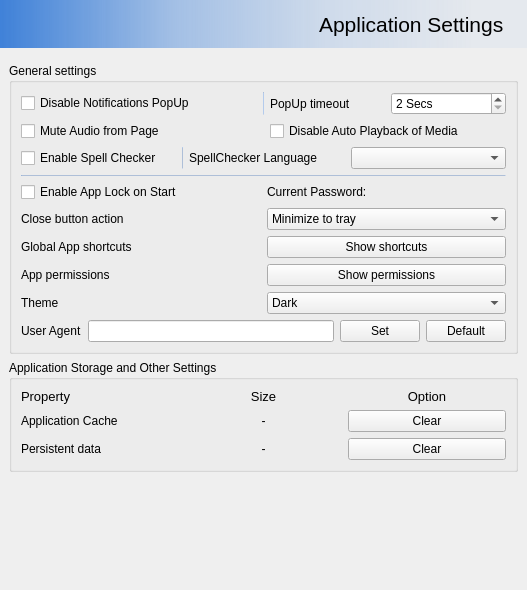
Before: the Qt Designer form src/settingswidget.ui in keshavbhatt/whatsie, drawn with Qt 5.
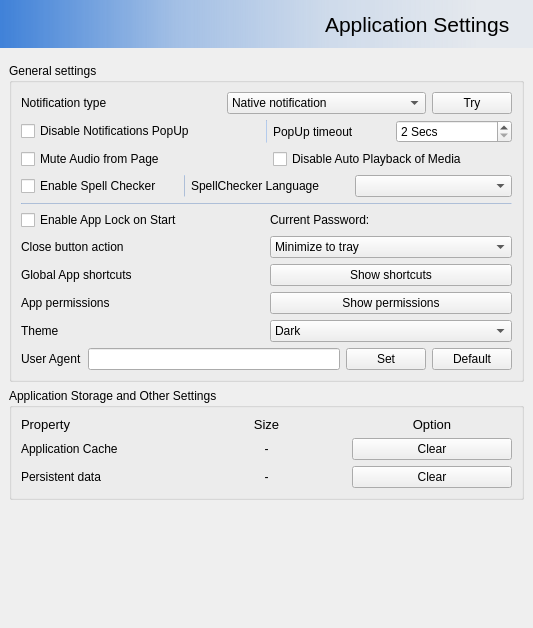
After: the same form once the commit is applied. Icons and pictures are not drawn.

Commit message: added option to change notification type. - added ability to switch b/w native notification and customized notifications

```diff
--- a/src/settingswidget.ui
+++ b/src/settingswidget.ui
@@ -6,8 +6,8 @@
    <rect>
     <x>0</x>
     <y>0</y>
-    <width>527</width>
-    <height>590</height>
+    <width>533</width>
+    <height>628</height>
    </rect>
   </property>
   <property name="windowTitle">
@@ -104,7 +104,7 @@
          <string>General settings</string>
         </property>
         <layout class="QGridLayout" name="gridLayout_4">
-         <item row="0" column="0">
+         <item row="1" column="0">
           <layout class="QGridLayout" name="gridLayout">
            <item row="0" column="1">
             <widget class="Line" name="line_3">
@@ -175,78 +175,7 @@
            </item>
           </layout>
          </item>
-         <item row="1" column="0">
-          <layout class="QHBoxLayout" name="horizontalLayout_5">
-           <item>
-            <widget class="QCheckBox" name="enableSpellCheck">
-             <property name="text">
-              <string>Enable Spell Checker</string>
-             </property>
-            </widget>
-           </item>
-           <item>
-            <widget class="Line" name="line">
-             <property name="minimumSize">
-              <size>
-               <width>1</width>
-               <height>0</height>
-              </size>
-             </property>
-             <property name="maximumSize">
-              <size>
-               <width>1</width>
-               <height>16777215</height>
-              </size>
-             </property>
-             <property name="styleSheet">
-              <string notr="true">background-color: rgba(63, 129, 216, 48);</string>
-             </property>
-             <property name="frameShadow">
-              <enum>QFrame::Raised</enum>
-             </property>
-             <property name="orientation">
-              <enum>Qt::Vertical</enum>
-             </property>
-            </widget>
-           </item>
-           <item>
-            <widget class="QLabel" name="label_8">
-             <property name="text">
-              <string>SpellChecker Language</string>
-             </property>
-            </widget>
-           </item>
-           <item>
-            <widget class="QComboBox" name="dictComboBox"/>
-           </item>
-          </layout>
-         </item>
          <item row="4" column="0">
-          <layout class="QHBoxLayout" name="horizontalLayout">
-           <item>
-            <widget class="QLabel" name="label">
-             <property name="text">
-              <string>Close button action</string>
-             </property>
-            </widget>
-           </item>
-           <item>
-            <widget class="QComboBox" name="closeButtonActionComboBox">
-             <item>
-              <property name="text">
-               <string>Minimize to tray</string>
-              </property>
-             </item>
-             <item>
-              <property name="text">
-               <string>Quit Application</string>
-              </property>
-             </item>
-            </widget>
-           </item>
-          </layout>
-         </item>
-         <item row="3" column="0">
           <layout class="QHBoxLayout" name="horizontalLayout_4">
            <property name="topMargin">
             <number>0</number>
@@ -271,77 +200,19 @@
           </layout>
          </item>
          <item row="5" column="0">
-          <layout class="QHBoxLayout" name="horizontalLayout_6">
+          <layout class="QHBoxLayout" name="horizontalLayout">
            <item>
-            <widget class="QLabel" name="label_9">
+            <widget class="QLabel" name="label">
              <property name="text">
-              <string>Global App shortcuts</string>
+              <string>Close button action</string>
              </property>
             </widget>
            </item>
            <item>
-            <widget class="QPushButton" name="showShortcutsButton">
-             <property name="text">
-              <string>Show shortcuts</string>
-             </property>
-             <property name="icon">
-              <iconset resource="icons.qrc">
-               <normaloff>:/icons/eye-line.png</normaloff>:/icons/eye-line.png</iconset>
-             </property>
-            </widget>
-           </item>
-          </layout>
-         </item>
-         <item row="8" column="0">
-          <layout class="QHBoxLayout" name="horizontalLayout_3">
-           <item>
-            <widget class="QLabel" name="label_4">
-             <property name="text">
-              <string>User Agent</string>
-             </property>
-            </widget>
-           </item>
-           <item>
-            <widget class="QLineEdit" name="userAgentLineEdit"/>
-           </item>
-           <item>
-            <widget class="QPushButton" name="setUserAgent">
-             <property name="text">
-              <string>Set</string>
-             </property>
-             <property name="icon">
-              <iconset resource="icons.qrc">
-               <normaloff>:/icons/categories/utilities.png</normaloff>:/icons/categories/utilities.png</iconset>
-             </property>
-            </widget>
-           </item>
-           <item>
-            <widget class="QPushButton" name="defaultUserAgentButton">
-             <property name="text">
-              <string>Default</string>
-             </property>
-             <property name="icon">
-              <iconset resource="icons.qrc">
-               <normaloff>:/icons/refresh-line.png</normaloff>:/icons/refresh-line.png</iconset>
-             </property>
-            </widget>
-           </item>
-          </layout>
-         </item>
-         <item row="7" column="0">
-          <layout class="QHBoxLayout" name="horizontalLayout_2">
-           <item>
-            <widget class="QLabel" name="label_2">
-             <property name="text">
-              <string>Theme</string>
-             </property>
-            </widget>
-           </item>
-           <item>
-            <widget class="QComboBox" name="themeComboBox">
+            <widget class="QComboBox" name="closeButtonActionComboBox">
              <item>
               <property name="text">
-               <string>Dark</string>
+               <string>Minimize to tray</string>
               </property>
              </item>
              <item>
@@ -353,7 +224,7 @@
            </item>
           </layout>
          </item>
-         <item row="2" column="0">
+         <item row="3" column="0">
           <widget class="Line" name="line_2">
            <property name="minimumSize">
             <size>
@@ -378,7 +249,114 @@
            </property>
           </widget>
          </item>
-         <item row="6" column="0">
+         <item row="8" column="0">
+          <layout class="QHBoxLayout" name="horizontalLayout_2">
+           <item>
+            <widget class="QLabel" name="label_2">
+             <property name="text">
+              <string>Theme</string>
+             </property>
+            </widget>
+           </item>
+           <item>
+            <widget class="QComboBox" name="themeComboBox">
+             <item>
+              <property name="text">
+               <string>Dark</string>
+              </property>
+             </item>
+             <item>
+              <property name="text">
+               <string>Light</string>
+              </property>
+             </item>
+            </widget>
+           </item>
+          </layout>
+         </item>
+         <item row="2" column="0">
+          <layout class="QHBoxLayout" name="horizontalLayout_5">
+           <item>
+            <widget class="QCheckBox" name="enableSpellCheck">
+             <property name="text">
+              <string>Enable Spell Checker</string>
+             </property>
+            </widget>
+           </item>
+           <item>
+            <widget class="Line" name="line">
+             <property name="minimumSize">
+              <size>
+               <width>1</width>
+               <height>0</height>
+              </size>
+             </property>
+             <property name="maximumSize">
+              <size>
+               <width>1</width>
+               <height>16777215</height>
+              </size>
+             </property>
+             <property name="styleSheet">
+              <string notr="true">background-color: rgba(63, 129, 216, 48);</string>
+             </property>
+             <property name="frameShadow">
+              <enum>QFrame::Raised</enum>
+             </property>
+             <property name="orientation">
+              <enum>Qt::Vertical</enum>
+             </property>
+            </widget>
+           </item>
+           <item>
+            <widget class="QLabel" name="label_8">
+             <property name="text">
+              <string>SpellChecker Language</string>
+             </property>
+            </widget>
+           </item>
+           <item>
+            <widget class="QComboBox" name="dictComboBox"/>
+           </item>
+          </layout>
+         </item>
+         <item row="9" column="0">
+          <layout class="QHBoxLayout" name="horizontalLayout_3">
+           <item>
+            <widget class="QLabel" name="label_4">
+             <property name="text">
+              <string>User Agent</string>
+             </property>
+            </widget>
+           </item>
+           <item>
+            <widget class="QLineEdit" name="userAgentLineEdit"/>
+           </item>
+           <item>
+            <widget class="QPushButton" name="setUserAgent">
+             <property name="text">
+              <string>Set</string>
+             </property>
+             <property name="icon">
+              <iconset resource="icons.qrc">
+               <normaloff>:/icons/categories/utilities.png</normaloff>:/icons/categories/utilities.png</iconset>
+             </property>
+            </widget>
+           </item>
+           <item>
+            <widget class="QPushButton" name="defaultUserAgentButton">
+             <property name="text">
+              <string>Default</string>
+             </property>
+             <property name="icon">
+              <iconset resource="icons.qrc">
+               <normaloff>:/icons/refresh-line.png</normaloff>:/icons/refresh-line.png</iconset>
+             </property>
+            </widget>
+           </item>
+          </layout>
+         </item>
+         <item row="7" column="0">
           <layout class="QHBoxLayout" name="horizontalLayout_8">
            <property name="topMargin">
             <number>0</number>
@@ -403,6 +381,66 @@
            </item>
           </layout>
          </item>
+         <item row="6" column="0">
+          <layout class="QHBoxLayout" name="horizontalLayout_6">
+           <item>
+            <widget class="QLabel" name="label_9">
+             <property name="text">
+              <string>Global App shortcuts</string>
+             </property>
+            </widget>
+           </item>
+           <item>
+            <widget class="QPushButton" name="showShortcutsButton">
+             <property name="text">
+              <string>Show shortcuts</string>
+             </property>
+             <property name="icon">
+              <iconset resource="icons.qrc">
+               <normaloff>:/icons/eye-line.png</normaloff>:/icons/eye-line.png</iconset>
+             </property>
+            </widget>
+           </item>
+          </layout>
+         </item>
+         <item row="0" column="0">
+          <layout class="QHBoxLayout" name="horizontalLayout_11">
+           <item>
+            <widget class="QLabel" name="label_16">
+             <property name="text">
+              <string>Notification type</string>
+             </property>
+            </widget>
+           </item>
+           <item>
+            <widget class="QComboBox" name="notificationCombo">
+             <item>
+              <property name="text">
+               <string>Native notification</string>
+              </property>
+             </item>
+             <item>
+              <property name="text">
+               <string>Customized notification</string>
+              </property>
+             </item>
+            </widget>
+           </item>
+           <item>
+            <widget class="QPushButton" name="tryNotification">
+             <property name="sizePolicy">
+              <sizepolicy hsizetype="Maximum" vsizetype="Fixed">
+               <horstretch>0</horstretch>
+               <verstretch>0</verstretch>
+              </sizepolicy>
+             </property>
+             <property name="text">
+              <string>Try</string>
+             </property>
+            </widget>
+           </item>
+          </layout>
+         </item>
         </layout>
        </widget>
       </item>
```
Left out of the diff: 2 changed lines with no effect on the pictures. The commit also changes 4 other files.
